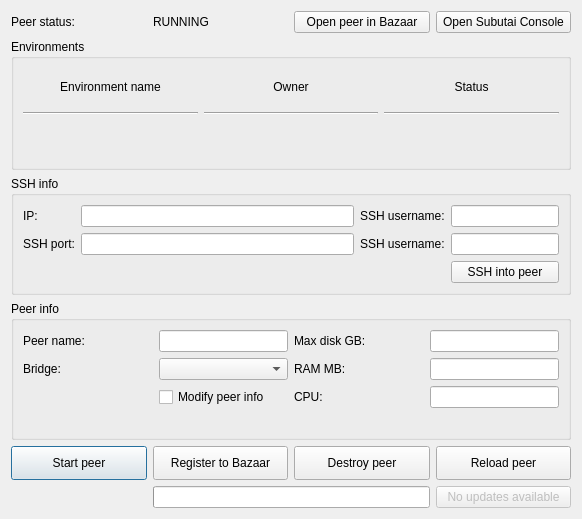
Above: hub/forms/DlgPeer.ui from subutai-io/control-center before the change. Below: the same form after it.
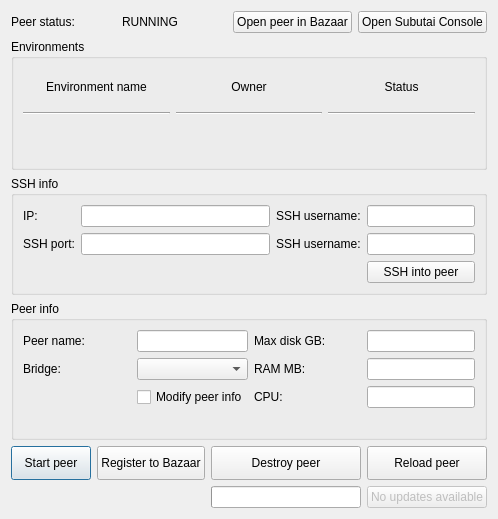
That is the form after the change.

Commit message: remove trash file

What changed in the file:
```diff
--- a/hub/forms/DlgPeer.ui
+++ b/hub/forms/DlgPeer.ui
@@ -6,7 +6,7 @@
    <rect>
     <x>0</x>
     <y>0</y>
-    <width>582</width>
+    <width>498</width>
     <height>519</height>
    </rect>
   </property>
@@ -108,7 +108,7 @@
        </property>
       </widget>
      </item>
-     <item row="1" column="1" colspan="2">
+     <item row="1" column="2">
       <widget class="QProgressBar" name="pb_activity">
        <property name="value">
         <number>0</number>
@@ -118,7 +118,7 @@
        </property>
       </widget>
      </item>
-     <item row="1" column="0">
+     <item row="1" column="0" colspan="2">
       <widget class="QLabel" name="lbl_activity_info">
        <property name="text">
         <string/>
```
The commit also changes 1 other file.
